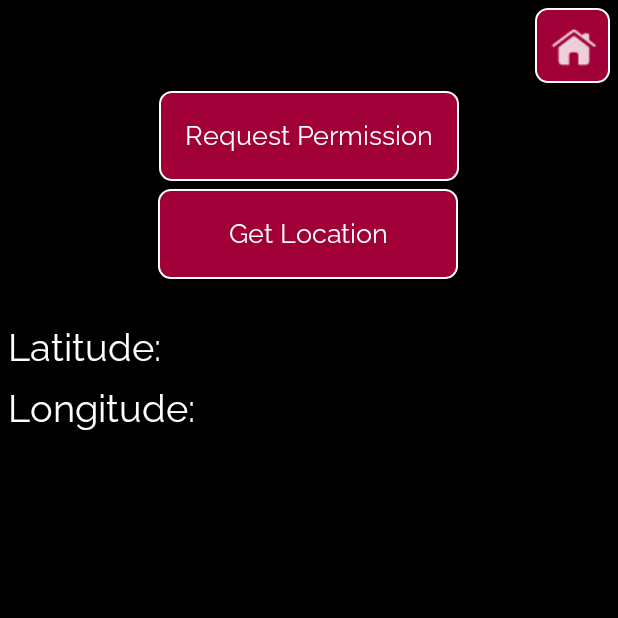
After one commit to florinmuscalu/AndroidSamples, an Android app: the Activity_2 screen opened directly, with no data from a screen before it, on a phone screen of 412 x 824 dp, the top half of it. The commit adds this screen. Run offline under Robolectric (Android 15) with nearby library versions, the phone set to English and light mode, and no system bars.

Commit message:
Added the example for getting the Location.

```diff
--- a/app/build.gradle
+++ b/app/build.gradle
@@ -33,6 +33,7 @@ dependencies {
     implementation 'androidx.appcompat:appcompat:1.2.0'
     implementation 'com.google.android.material:material:1.2.1'
     implementation 'androidx.constraintlayout:constraintlayout:2.0.4'
+    implementation 'com.google.android.gms:play-services-maps:17.0.0'
     testImplementation 'junit:junit:4.+'
     androidTestImplementation 'androidx.test.ext:junit:1.1.2'
     androidTestImplementation 'androidx.test.espresso:espresso-core:3.3.0'
--- a/app/src/main/AndroidManifest.xml
+++ b/app/src/main/AndroidManifest.xml
@@ -1,6 +1,9 @@
 <?xml version="1.0" encoding="utf-8"?>
 <manifest xmlns:android="http://schemas.android.com/apk/res/android"
     package="ro.florinm.androidsamples">
+
+    <uses-permission android:name="android.permission.ACCESS_COARSE_LOCATION" />
+    <uses-permission android:name="android.permission.ACCESS_FINE_LOCATION" />
 
     <application
         android:allowBackup="true"
@@ -9,7 +12,8 @@
         android:roundIcon="@mipmap/ic_launcher_round"
         android:supportsRtl="true"
         android:theme="@style/DarkTheme">
-        <activity android:name=".Activity_1"></activity>
+        <activity android:name=".Activity_2"></activity>
+        <activity android:name=".Activity_1" />
         <activity android:name=".MainActivity">
             <intent-filter>
                 <action android:name="android.intent.action.MAIN" />
--- a/app/src/main/java/ro/florinm/androidsamples/Activity_1.java
+++ b/app/src/main/java/ro/florinm/androidsamples/Activity_1.java
@@ -25,6 +25,7 @@ public class Activity_1 extends AppCompatActivity {
         overridePendingTransition(android.R.anim.fade_in, android.R.anim.fade_out);
         finish();
     }
+
     String s = "";
     int counter = 1;
 
--- a/app/src/main/java/ro/florinm/androidsamples/MainActivity.java
+++ b/app/src/main/java/ro/florinm/androidsamples/MainActivity.java
@@ -19,4 +19,10 @@ public class MainActivity extends AppCompatActivity {
         startActivity(intent);
         overridePendingTransition(android.R.anim.fade_in, android.R.anim.fade_out);
     }
+
+    public void click2(View view) {
+        Intent intent = new Intent(this, Activity_2.class);
+        startActivity(intent);
+        overridePendingTransition(android.R.anim.fade_in, android.R.anim.fade_out);
+    }
 }
--- /dev/null
+++ b/app/src/main/res/layout/activity_2.xml
@@ -0,0 +1,74 @@
+<?xml version="1.0" encoding="utf-8"?>
+<androidx.constraintlayout.widget.ConstraintLayout xmlns:android="http://schemas.android.com/apk/res/android"
+    xmlns:app="http://schemas.android.com/apk/res-auto"
+    xmlns:tools="http://schemas.android.com/tools"
+    android:layout_width="match_parent"
+    android:layout_height="match_parent"
+    android:animateLayoutChanges="true"
+    android:background="?attr/activity_background_color"
+    tools:context=".Activity_2">
+
+    <TextView
+        android:id="@+id/text_y"
+        android:layout_width="wrap_content"
+        android:layout_height="wrap_content"
+        android:layout_marginStart="5dp"
+        android:layout_marginTop="5dp"
+        android:text="Longitude:"
+        android:textColor="?attr/text_color"
+        android:textSize="25sp"
+        app:layout_constraintStart_toStartOf="parent"
+        app:layout_constraintTop_toBottomOf="@+id/text_x" />
+
+    <Button
+        android:id="@+id/getLocationBtn"
+        android:layout_width="200dp"
+        android:layout_height="60dp"
+        android:layout_marginStart="5dp"
+        android:layout_marginTop="5dp"
+        android:layout_marginEnd="5dp"
+        android:onClick="getLocation"
+        android:text="Get Location"
+        app:layout_constraintEnd_toEndOf="parent"
+        app:layout_constraintHorizontal_bias="0.497"
+        app:layout_constraintStart_toStartOf="parent"
+        app:layout_constraintTop_toBottomOf="@+id/requestLocationBtn" />
+
+    <Button
+        android:id="@+id/home2"
+        android:layout_width="50dp"
+        android:layout_height="50dp"
+        android:layout_marginTop="5dp"
+        android:layout_marginEnd="5dp"
+        android:drawableStart="@drawable/home"
+        android:onClick="goHome"
+        android:paddingLeft="10dp"
+        android:paddingRight="10dp"
+        app:layout_constraintEnd_toEndOf="parent"
+        app:layout_constraintTop_toTopOf="parent" />
+
+    <Button
+        android:id="@+id/requestLocationBtn"
+        android:layout_width="200dp"
+        android:layout_height="60dp"
+        android:layout_marginStart="5dp"
+        android:layout_marginTop="5dp"
+        android:layout_marginEnd="5dp"
+        android:onClick="requestPermission"
+        android:text="Request Permission"
+        app:layout_constraintEnd_toEndOf="parent"
+        app:layout_constraintStart_toStartOf="parent"
+        app:layout_constraintTop_toBottomOf="@+id/home2" />
+
+    <TextView
+        android:id="@+id/text_x"
+        android:layout_width="wrap_content"
+        android:layout_height="wrap_content"
+        android:layout_marginStart="5dp"
+        android:layout_marginTop="25dp"
+        android:text="Latitude:"
+        android:textColor="?attr/text_color"
+        android:textSize="25sp"
+        app:layout_constraintStart_toStartOf="parent"
+        app:layout_constraintTop_toBottomOf="@+id/getLocationBtn" />
+</androidx.constraintlayout.widget.ConstraintLayout>
--- a/build.gradle
+++ b/build.gradle
@@ -5,7 +5,7 @@ buildscript {
         jcenter()
     }
     dependencies {
-        classpath "com.android.tools.build:gradle:4.1.1"
+        classpath 'com.android.tools.build:gradle:4.2.0-beta04'
 
         // NOTE: Do not place your application dependencies here; they belong
         // in the individual module build.gradle files
```
Also changed, not shown: app/src/main/java/ro/florinm/androidsamples/Activity_2.java (added, +87 -0 lines), app/src/main/res/layout/activity_main.xml (+14 -0 lines), gradle/wrapper/gradle-wrapper.properties, 1 other file.
